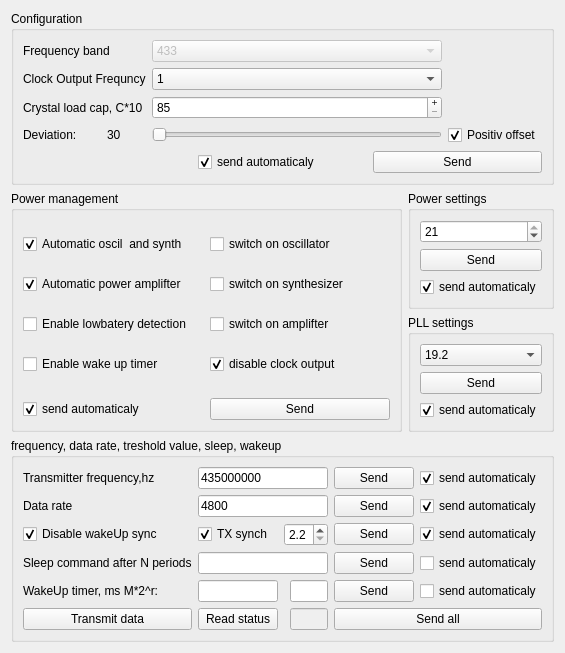
Above: transmittercontrolpanel.ui from nonalcogolic/RFM01-RFM02-tuning-tool before the change. Below: the same form after it.
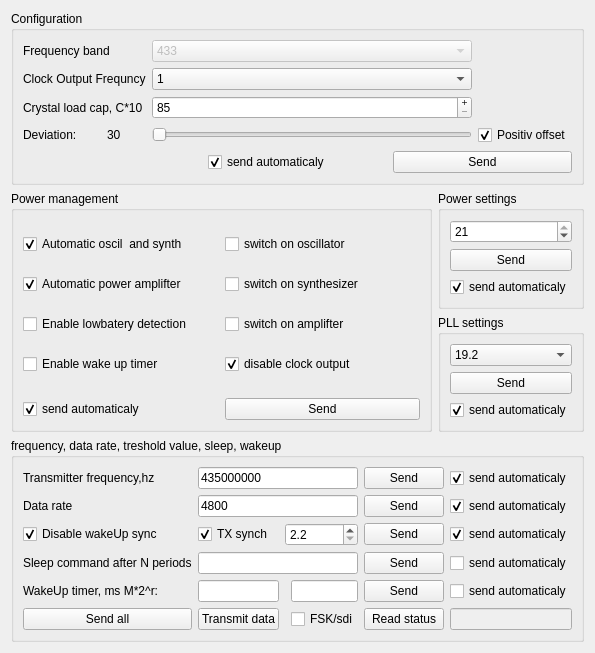
That is the form after the change.

Commit message: Transmitter control panel is fully implemented

```diff
--- a/transmittercontrolpanel.ui
+++ b/transmittercontrolpanel.ui
@@ -405,108 +405,40 @@
         </property>
        </widget>
       </item>
-      <item row="4" column="0">
-       <widget class="QLabel" name="label_9">
-        <property name="text">
-         <string>WakeUp timer, ms M*2^r:</string>
+      <item row="2" column="3" colspan="2">
+       <widget class="QDoubleSpinBox" name="treshold">
+        <property name="decimals">
+         <number>1</number>
         </property>
-       </widget>
-      </item>
-      <item row="4" column="1">
-       <widget class="QLineEdit" name="lineEdit_wakeUp_mantis"/>
-      </item>
-      <item row="2" column="5">
-       <widget class="QCheckBox" name="checkBox_send_auto_treshold">
-        <property name="text">
-         <string>send automaticaly</string>
+        <property name="minimum">
+         <double>2.200000000000000</double>
         </property>
-        <property name="checked">
-         <bool>true</bool>
+        <property name="maximum">
+         <double>5.300000000000000</double>
+        </property>
+        <property name="singleStep">
+         <double>0.100000000000000</double>
         </property>
        </widget>
       </item>
       <item row="0" column="5">
-       <widget class="QCheckBox" name="checkBox_send_auto_work_freq">
-        <property name="text">
-         <string>send automaticaly</string>
-        </property>
-        <property name="checked">
-         <bool>true</bool>
-        </property>
-       </widget>
-      </item>
-      <item row="2" column="4">
-       <widget class="QPushButton" name="but_send_tx_dwake_treshold">
-        <property name="text">
-         <string>Send</string>
-        </property>
-       </widget>
-      </item>
-      <item row="1" column="5">
-       <widget class="QCheckBox" name="checkBox_send_auto_data_rate">
-        <property name="text">
-         <string>send automaticaly</string>
-        </property>
-        <property name="checked">
-         <bool>true</bool>
-        </property>
-       </widget>
-      </item>
-      <item row="3" column="1" colspan="3">
-       <widget class="QLineEdit" name="lineEdit_sleep_periods"/>
-      </item>
-      <item row="0" column="0">
-       <widget class="QLabel" name="label_5">
-        <property name="text">
-         <string>Transmitter frequency,hz</string>
-        </property>
-       </widget>
-      </item>
-      <item row="0" column="4">
        <widget class="QPushButton" name="but_send_work_freq">
         <property name="text">
          <string>Send</string>
         </property>
        </widget>
       </item>
-      <item row="1" column="4">
-       <widget class="QPushButton" name="but_send_datarate">
-        <property name="text">
-         <string>Send</string>
-        </property>
-       </widget>
-      </item>
-      <item row="3" column="4">
-       <widget class="QPushButton" name="but_send_sleep">
-        <property name="text">
-         <string>Send</string>
-        </property>
-       </widget>
-      </item>
       <item row="3" column="5">
-       <widget class="QCheckBox" name="checkBox_send_auto_sleep_periods">
+       <widget class="QPushButton" name="but_send_sleep">
         <property name="text">
-         <string>send automaticaly</string>
+         <string>Send</string>
         </property>
-        <property name="checked">
-         <bool>false</bool>
-        </property>
        </widget>
       </item>
-      <item row="4" column="5">
-       <widget class="QCheckBox" name="checkBox_send_auto_wakeup">
+      <item row="1" column="5">
+       <widget class="QPushButton" name="but_send_datarate">
         <property name="text">
-         <string>send automaticaly</string>
-        </property>
-        <property name="checked">
-         <bool>false</bool>
-        </property>
-       </widget>
-      </item>
-      <item row="5" column="4" colspan="2">
-       <widget class="QPushButton" name="but_send_all">
-        <property name="text">
-         <string>Send all</string>
+         <string>Send</string>
         </property>
        </widget>
       </item>
@@ -520,17 +452,37 @@
         </property>
        </widget>
       </item>
-      <item row="2" column="1">
-       <widget class="QCheckBox" name="checkBox_en_tx">
+      <item row="4" column="6">
+       <widget class="QCheckBox" name="checkBox_send_auto_wakeup">
         <property name="text">
-         <string>TX synch</string>
+         <string>send automaticaly</string>
         </property>
         <property name="checked">
-         <bool>true</bool>
+         <bool>false</bool>
         </property>
        </widget>
       </item>
-      <item row="1" column="1" colspan="3">
+      <item row="3" column="6">
+       <widget class="QCheckBox" name="checkBox_send_auto_sleep_periods">
+        <property name="text">
+         <string>send automaticaly</string>
+        </property>
+        <property name="checked">
+         <bool>false</bool>
+        </property>
+       </widget>
+      </item>
+      <item row="4" column="5">
+       <widget class="QPushButton" name="but_send_wake">
+        <property name="text">
+         <string>Send</string>
+        </property>
+       </widget>
+      </item>
+      <item row="4" column="4">
+       <widget class="QLineEdit" name="lineEdit_wakeUp_pow"/>
+      </item>
+      <item row="1" column="2" colspan="3">
        <widget class="QLineEdit" name="lineEdit_data_rate">
         <property name="text">
          <string>4800</string>
@@ -544,57 +496,112 @@
         </property>
        </widget>
       </item>
-      <item row="0" column="1" colspan="3">
+      <item row="0" column="2" colspan="3">
        <widget class="QLineEdit" name="lineEdit_work_freq">
         <property name="text">
          <string>435000000</string>
         </property>
        </widget>
       </item>
-      <item row="4" column="3">
-       <widget class="QLineEdit" name="lineEdit_wakeUp_pow"/>
+      <item row="2" column="2">
+       <widget class="QCheckBox" name="checkBox_en_tx">
+        <property name="text">
+         <string>TX synch</string>
+        </property>
+        <property name="checked">
+         <bool>true</bool>
+        </property>
+       </widget>
+      </item>
+      <item row="0" column="6">
+       <widget class="QCheckBox" name="checkBox_send_auto_work_freq">
+        <property name="text">
+         <string>send automaticaly</string>
+        </property>
+        <property name="checked">
+         <bool>true</bool>
+        </property>
+       </widget>
+      </item>
+      <item row="2" column="6">
+       <widget class="QCheckBox" name="checkBox_send_auto_treshold">
+        <property name="text">
+         <string>send automaticaly</string>
+        </property>
+        <property name="checked">
+         <bool>true</bool>
+        </property>
+       </widget>
+      </item>
+      <item row="4" column="2">
+       <widget class="QLineEdit" name="lineEdit_wakeUp_mantis"/>
+      </item>
+      <item row="4" column="0">
+       <widget class="QLabel" name="label_9">
+        <property name="text">
+         <string>WakeUp timer, ms M*2^r:</string>
+        </property>
+       </widget>
       </item>
       <item row="5" column="0">
+       <widget class="QPushButton" name="but_send_all">
+        <property name="text">
+         <string>Send all</string>
+        </property>
+       </widget>
+      </item>
+      <item row="1" column="6">
+       <widget class="QCheckBox" name="checkBox_send_auto_data_rate">
+        <property name="text">
+         <string>send automaticaly</string>
+        </property>
+        <property name="checked">
+         <bool>true</bool>
+        </property>
+       </widget>
+      </item>
+      <item row="0" column="0">
+       <widget class="QLabel" name="label_5">
+        <property name="text">
+         <string>Transmitter frequency,hz</string>
+        </property>
+       </widget>
+      </item>
+      <item row="3" column="2" colspan="3">
+       <widget class="QLineEdit" name="lineEdit_sleep_periods"/>
+      </item>
+      <item row="2" column="5">
+       <widget class="QPushButton" name="but_send_tx_dwake_treshold">
+        <property name="text">
+         <string>Send</string>
+        </property>
+       </widget>
+      </item>
+      <item row="5" column="6">
+       <widget class="QLineEdit" name="lineEdit_status">
+        <property name="enabled">
+         <bool>false</bool>
+        </property>
+       </widget>
+      </item>
+      <item row="5" column="2">
        <widget class="QPushButton" name="but_transmit_data">
         <property name="text">
          <string>Transmit data</string>
         </property>
        </widget>
       </item>
-      <item row="4" column="4">
-       <widget class="QPushButton" name="but_send_wake">
-        <property name="text">
-         <string>Send</string>
-        </property>
-       </widget>
-      </item>
-      <item row="5" column="1">
+      <item row="5" column="5">
        <widget class="QPushButton" name="but_read_status">
         <property name="text">
          <string>Read status</string>
         </property>
        </widget>
       </item>
-      <item row="5" column="3">
-       <widget class="QLineEdit" name="lineEdit_status">
-        <property name="enabled">
-         <bool>false</bool>
-        </property>
-       </widget>
-      </item>
-      <item row="2" column="2" colspan="2">
-       <widget class="QDoubleSpinBox" name="treshold">
-        <property name="decimals">
-         <number>1</number>
-        </property>
-        <property name="minimum">
-         <double>2.200000000000000</double>
-        </property>
-        <property name="maximum">
-         <double>5.300000000000000</double>
-        </property>
-        <property name="singleStep">
-         <double>0.100000000000000</double>
+      <item row="5" column="4">
+       <widget class="QCheckBox" name="checkBox_FSK">
+        <property name="text">
+         <string>FSK/sdi</string>
         </property>
        </widget>
       </item>
```
The commit also changes 2 other files.
